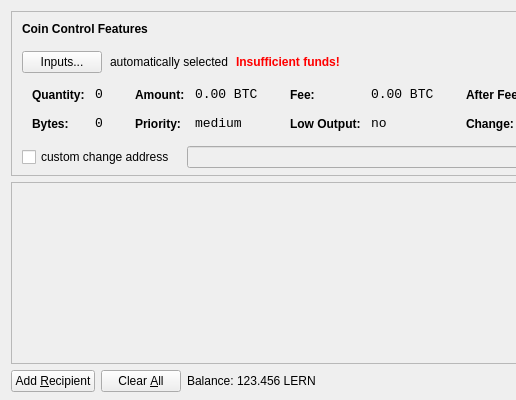
rahulmanuwas/kibocoin, file src/qt/forms/sendcoinsdialog.ui: the form before one commit; both pictures show x 0 to 516 and y 0 to 400 of the 850 by 400 pixel window.
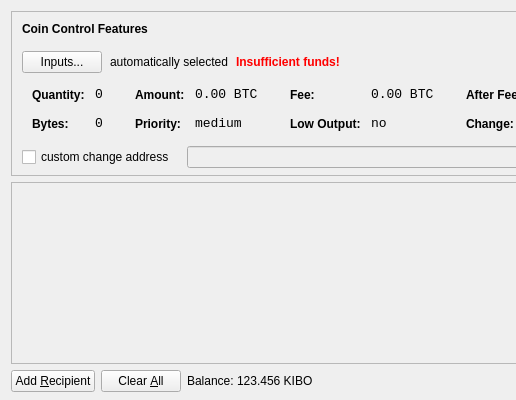
The form after the commit. Icons and pictures are not drawn.

Diff of the .ui file:
```diff
--- a/src/qt/forms/sendcoinsdialog.ui
+++ b/src/qt/forms/sendcoinsdialog.ui
@@ -720,7 +720,7 @@
           <cursorShape>IBeamCursor</cursorShape>
          </property>
          <property name="text">
-          <string>123.456 LERN</string>
+          <string>123.456 KIBO</string>
          </property>
          <property name="textInteractionFlags">
           <set>Qt::LinksAccessibleByMouse|Qt::TextSelectableByKeyboard|Qt::TextSelectableByMouse</set>
```
